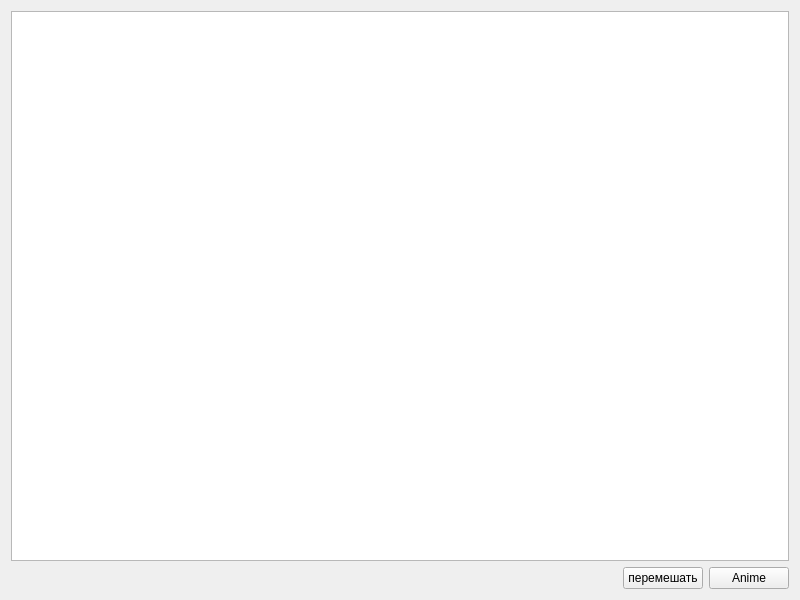
Before: the Qt Designer form MainWindow.ui in rugewit/puzzle, drawn with Qt 5.
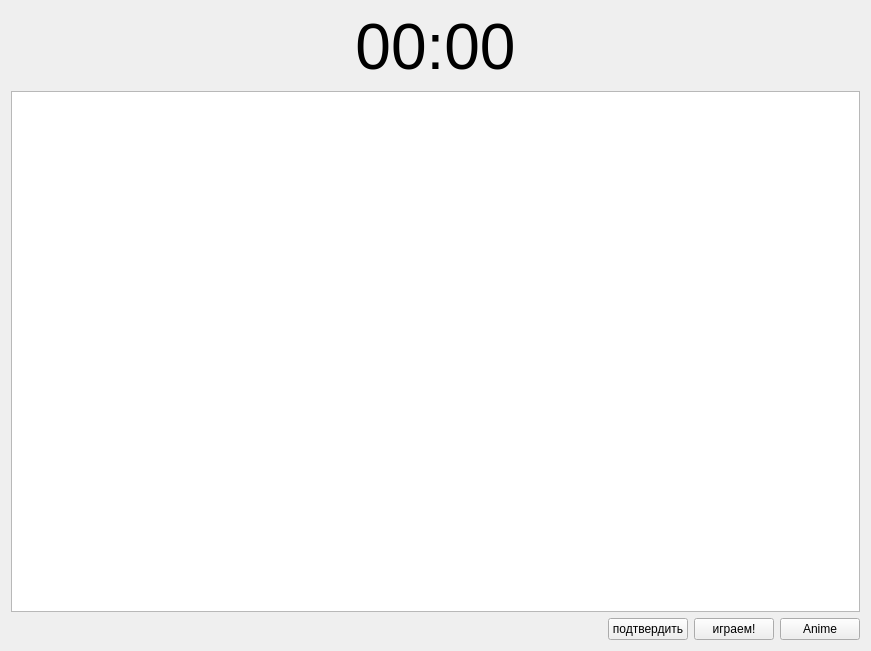
After: the same form once the commit is applied.

Patch:
```diff
--- a/MainWindow.ui
+++ b/MainWindow.ui
@@ -6,8 +6,8 @@
    <rect>
     <x>0</x>
     <y>0</y>
-    <width>800</width>
-    <height>600</height>
+    <width>871</width>
+    <height>651</height>
    </rect>
   </property>
   <property name="minimumSize">
@@ -27,7 +27,27 @@
   </property>
   <layout class="QVBoxLayout" name="verticalLayout">
    <item>
-    <widget class="QGraphicsView" name="graphicsView"/>
+    <layout class="QHBoxLayout" name="horizontalLayout_2"/>
+   </item>
+   <item>
+    <widget class="QLabel" name="label_timer">
+     <property name="whatsThis">
+      <string>&lt;html&gt;&lt;head/&gt;&lt;body&gt;&lt;p&gt;&lt;br/&gt;&lt;/p&gt;&lt;/body&gt;&lt;/html&gt;</string>
+     </property>
+     <property name="styleSheet">
+      <string notr="true">font: 8pt &quot;Roboto&quot;;</string>
+     </property>
+     <property name="text">
+      <string>&lt;html&gt;&lt;head/&gt;&lt;body&gt;&lt;p align=&quot;center&quot;&gt;&lt;span style=&quot; font-size:48pt;&quot;&gt;00:00&lt;/span&gt;&lt;/p&gt;&lt;/body&gt;&lt;/html&gt;</string>
+     </property>
+    </widget>
+   </item>
+   <item>
+    <widget class="QGraphicsView" name="graphicsView">
+     <property name="enabled">
+      <bool>true</bool>
+     </property>
+    </widget>
    </item>
    <item>
     <layout class="QHBoxLayout" name="horizontalLayout">
@@ -47,7 +67,14 @@
      <item>
       <widget class="QPushButton" name="shuffle_btn">
        <property name="text">
-        <string>перемешать</string>
+        <string>подтвердить</string>
+       </property>
+      </widget>
+     </item>
+     <item>
+      <widget class="QPushButton" name="btn_start_game">
+       <property name="text">
+        <string>играем!</string>
        </property>
       </widget>
      </item>
```
Left out of the diff: 5 changed lines with no effect on the pictures.
